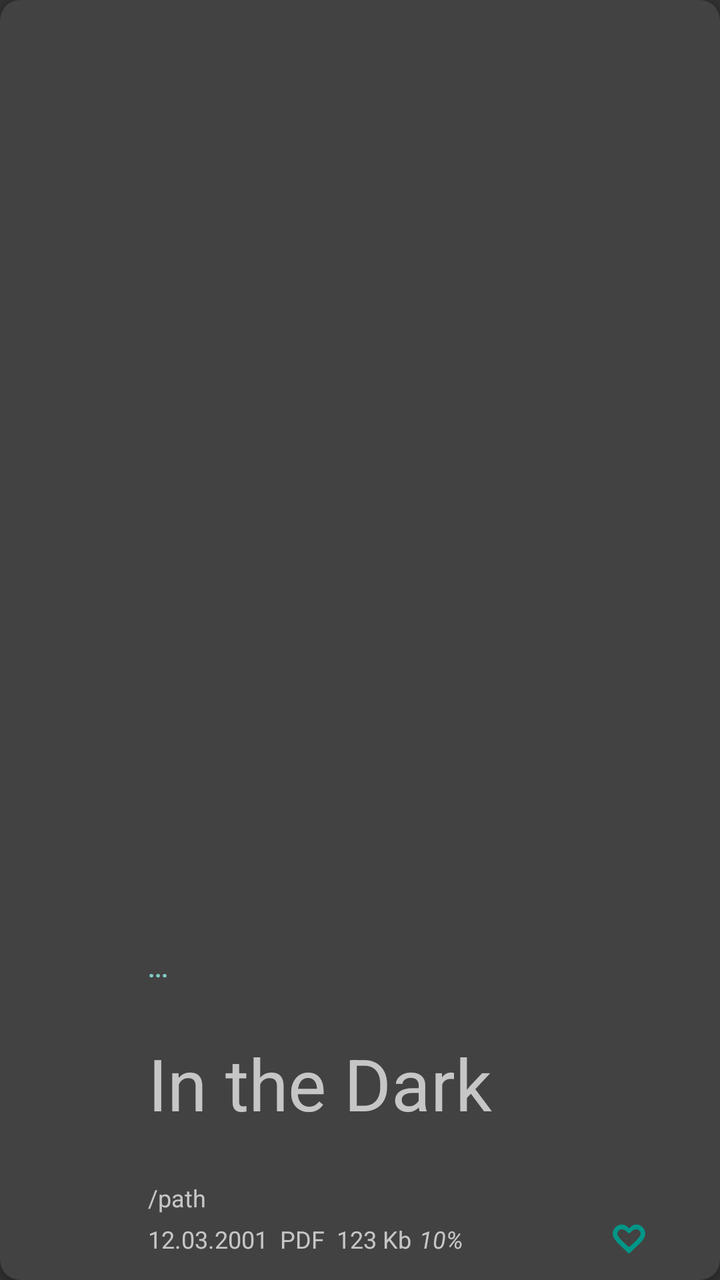
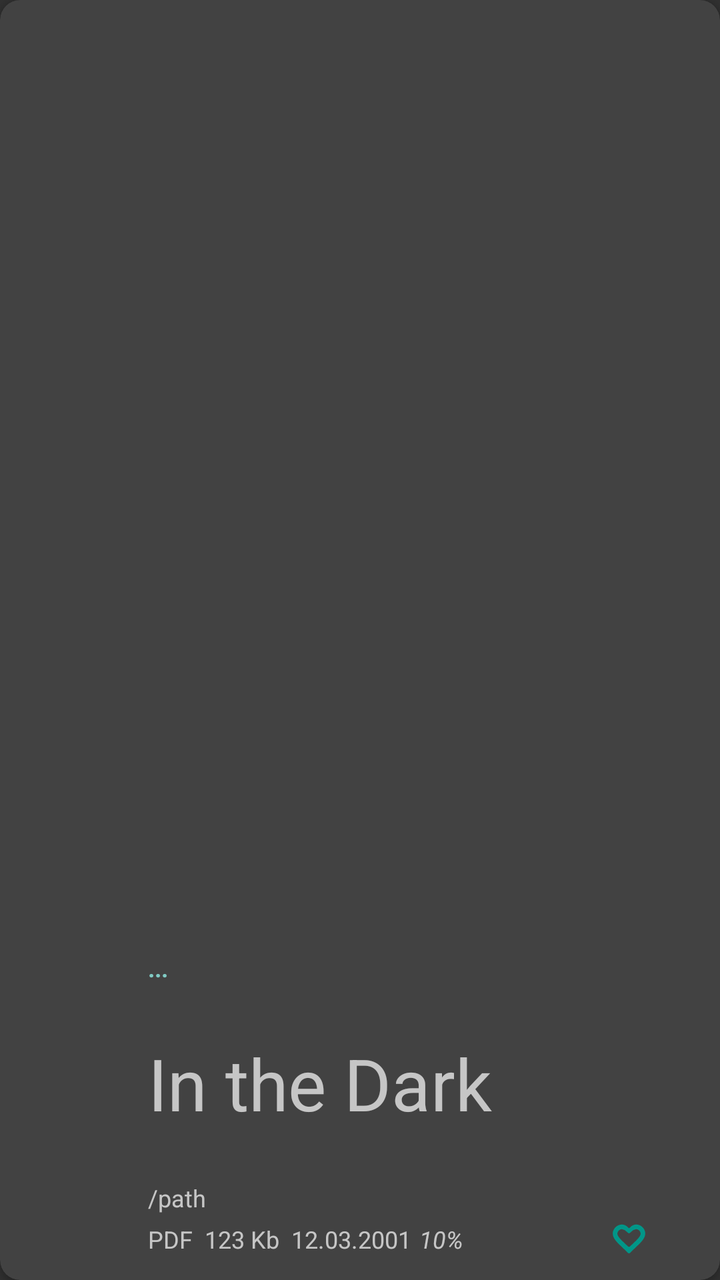

Screens rendered from an Android XML layout before and after an edit, with the pre-edit source and the edit as a unified diff.
<!-- AndroidManifest.xml: application theme StyledIndicatorsBlack -->
<!-- res/layout/browse_item_list.xml -->
<?xml version="1.0" encoding="utf-8"?>
<androidx.cardview.widget.CardView xmlns:android="http://schemas.android.com/apk/res/android"
    xmlns:card_view="http://schemas.android.com/apk/res-auto"
    android:id="@+id/card_view"
    android:layout_width="match_parent"
    android:layout_height="wrap_content"
    android:layout_margin="@dimen/dv"
    android:background="?android:attr/selectableItemBackground"
    android:elevation="@dimen/dv"
    card_view:cardCornerRadius="@dimen/radius">


    <LinearLayout
        android:layout_width="match_parent"
        android:layout_height="match_parent"
        android:gravity="center_vertical"
        android:orientation="horizontal">

        
        <androidx.cardview.widget.CardView
            android:id="@+id/imageParent"
            android:layout_width="60dip"
            android:layout_height="100dip"
            android:layout_gravity="center"
            android:layout_marginRight="8dip"
            android:padding="0dip"
            card_view:cardBackgroundColor="@color/transparent"
            card_view:cardCornerRadius="0dp"
            card_view:cardElevation="0dp"
            card_view:cardPreventCornerOverlap="true">

            <ImageView
                android:id="@+id/browserItemIcon"
                android:layout_width="wrap_content"
                android:layout_height="wrap_content"
                android:layout_gravity="center"
                android:background="@color/transparent"
                android:adjustViewBounds="true"
                android:cropToPadding="true" />
        </androidx.cardview.widget.CardView>

        <LinearLayout
            android:layout_width="match_parent"
            android:layout_height="wrap_content"
            android:layout_gravity="bottom"
            android:layout_marginLeft="3dip"
            android:layout_marginTop="4dip"
            android:layout_marginBottom="4dip"
            android:gravity="center_vertical"
            android:orientation="vertical">

            <LinearLayout
                android:id="@+id/title2Parent"
                android:layout_width="match_parent"
                android:layout_height="wrap_content"
                android:gravity="center_vertical"
                android:orientation="horizontal">

                
                <LinearLayout
                    android:layout_width="0dp"
                    android:layout_height="wrap_content"
                    android:layout_weight="1"
                    android:gravity="center_vertical"
                    android:orientation="horizontal">

                <TextView
                    android:id="@+id/title2"
                    style="@style/textLink"
                    android:layout_width="wrap_content"
                    android:layout_height="wrap_content"
                    android:ellipsize="end"
                    android:gravity="center_vertical"
                    android:padding="3dip"
                    android:singleLine="true"
                    android:text="..."
                    android:textSize="@dimen/text_subtitle"
                    android:textStyle="bold"
                    android:visibility="visible" />

                <TextView
                    android:id="@+id/series"
                    style="@style/textLink"
                    android:layout_width="wrap_content"
                    android:layout_height="wrap_content"
                    android:layout_weight="1"
                    android:ellipsize="end"
                    android:gravity="right"
                    android:padding="3dip"
                    android:singleLine="true"
                    android:text=""
                    android:textSize="@dimen/text_subtitle"
                    android:visibility="visible" />
                </LinearLayout>

                
                <ImageView
                    android:id="@+id/delete"
                    android:layout_width="@dimen/wh_button_small"
                    android:layout_height="@dimen/wh_button_small"
                    android:layout_marginLeft="4dip"
                    android:layout_marginRight="4dip"
                    android:layout_weight="0"
                    android:contentDescription="@string/remove"
                    android:background="@drawable/bg_round_press_grey"
                    android:padding="3dip"
                    android:src="@drawable/glyphicons_599_menu_close"
                    android:tint="@color/lt_grey_dima1"
                    android:visibility="visible" />
            </LinearLayout>

            <TextView
                android:id="@+id/title1"
                android:layout_width="match_parent"
                android:layout_height="wrap_content"
                android:layout_marginLeft="3dip"
                android:layout_marginRight="2dip"
                android:ellipsize="end"
                android:gravity="center_vertical"
                android:lines="2"
                android:text="In the Dark"
                android:textSize="36sp"
                android:textStyle="normal" />

            <LinearLayout
                android:layout_width="match_parent"
                android:layout_height="wrap_content"
                android:layout_marginLeft="3dip"
                android:layout_marginTop="4dip"
                android:gravity="center_vertical">

                <LinearLayout
                    android:id="@+id/browserTags"
                    android:layout_width="wrap_content"
                    android:layout_height="wrap_content"

                    android:layout_weight="0"

                    android:gravity="center_vertical"
                    android:orientation="horizontal">

                    <TextView
                        android:layout_width="wrap_content"
                        android:layout_height="wrap_content"
                        android:text="#tag1, tag2"
                        android:visibility="gone" />
                </LinearLayout>

                <TextView
                    android:id="@+id/browserPath"
                    android:layout_width="match_parent"
                    android:layout_height="wrap_content"
                    android:layout_marginRight="2dip"
                    android:layout_weight="1"
                    android:ellipsize="end"
                    android:singleLine="true"
                    android:text="/path"
                    android:textSize="@dimen/text_subtitle" />
            </LinearLayout>

            <LinearLayout
                android:layout_marginRight="8dip"
                android:id="@+id/infoLayout"
                android:layout_width="match_parent"
                android:layout_height="wrap_content"
                android:layout_weight="0"
                android:layout_marginLeft="3dip"
                android:gravity="center_vertical"
                android:orientation="horizontal">

                <LinearLayout
                    android:layout_width="wrap_content"
                    android:layout_height="match_parent"
                    android:layout_weight="1"
                    android:gravity="center_vertical">

                    <TextView
                        android:id="@+id/browseDate"
                        android:layout_width="wrap_content"
                        android:layout_height="wrap_content"
                        android:layout_marginRight="6dip"
                        android:singleLine="true"
                        android:text="12.03.2001"
                        android:textSize="@dimen/text_subtitle" />

                    <TextView
                        android:id="@+id/browserExt"
                        android:layout_width="wrap_content"
                        android:layout_height="wrap_content"
                        android:singleLine="true"
                        android:text="PDF"
                        android:textAllCaps="true"
                        android:textSize="@dimen/text_subtitle"
                        android:textStyle="normal" />

                    <TextView
                        android:id="@+id/browserSize"
                        android:layout_width="wrap_content"
                        android:layout_height="wrap_content"
                        android:layout_marginLeft="6dip"
                        android:singleLine="true"
                        android:text="123 Kb"
                        android:textSize="@dimen/text_subtitle" />

                    <TextView
                        android:id="@+id/idPercentText"
                        android:layout_width="wrap_content"
                        android:layout_height="wrap_content"
                        android:layout_marginLeft="4dip"
                        android:layout_weight="1"
                        android:singleLine="true"
                        android:text="10%"
                        android:textSize="@dimen/text_subtitle"
                        android:textStyle="italic"
                        android:visibility="visible" />

                </LinearLayout>

                <ImageView
                    android:id="@+id/cloudImage"
                    android:layout_width="wrap_content"
                    android:layout_height="@dimen/wh_button_small"
                    android:layout_weight="0"
                    android:padding="3dip"
                    android:src="@drawable/dropbox" />

                <ImageView
                    android:id="@+id/starIcon"
                    android:layout_width="@dimen/wh_button_small"
                    android:layout_height="@dimen/wh_button_small"
                    android:layout_gravity="center"
                    android:layout_marginBottom="0dip"
                    android:layout_weight="0"

                    android:background="@drawable/bg_round_press"
                    android:padding="2dip"
                    android:src="@drawable/glyphicons_9_heart_empty"
                    android:tint="@color/tint_gray" />

                <ImageView
                    android:id="@+id/itemMenu"
                    android:layout_width="@dimen/wh_button_small"
                    android:layout_height="@dimen/wh_button_small"
                    android:layout_marginBottom="-1dip"
                    android:layout_weight="0"
                    android:background="@drawable/bg_round_press"
                    android:padding="2dip"
                    android:contentDescription="@string/book_menu"
                    android:singleLine="true"
                    android:src="@drawable/glyphicons_498_more_vertical"
                    android:tint="@color/tint_gray"
                    android:visibility="visible" />
            </LinearLayout>

            
            <LinearLayout
                android:id="@+id/progresLayout"
                android:layout_width="match_parent"
                android:layout_height="wrap_content"
                android:layout_marginLeft="4dip"
                android:layout_marginRight="12dip"
                android:gravity="bottom"
                android:orientation="horizontal">

                <View
                    android:id="@+id/idProgressBg"
                    android:layout_width="match_parent"
                    android:layout_height="4dip"
                    android:layout_gravity="center_vertical"
                    android:layout_weight="1" />
            </LinearLayout>
        </LinearLayout>
    </LinearLayout>
</androidx.cardview.widget.CardView>
<!-- resources referenced by this layout -->
<resources>
  <color name="lt_grey_dima1">#d1d1d1</color>
  <color name="tint_gray">#009688</color>
  <color name="transparent">#00000000</color>
  <dimen name="dv">4dip</dimen>
  <dimen name="radius">10dp</dimen>
  <dimen name="text_subtitle">12sp</dimen>
  <dimen name="wh_button_small">25dp</dimen>
  <!-- drawable bg_round_press (drawable) -->
  <?xml version="1.0" encoding="utf-8"?>
  <ripple xmlns:android="http://schemas.android.com/apk/res/android"
      android:color="#3cffffff">
      <item android:id="@android:id/mask">
          <shape android:shape="oval">
              <solid android:color="@color/white" />
          </shape>
      </item>
  </ripple>
  <!-- drawable bg_round_press_grey (drawable) -->
  <?xml version="1.0" encoding="utf-8"?>
  <ripple xmlns:android="http://schemas.android.com/apk/res/android"
      android:color="#66808080">
      <item android:id="@android:id/mask">
          <shape android:shape="oval">
              <solid android:color="@color/white" />
          </shape>
      </item>
  </ripple>
  <string name="book_menu">Book menu</string>
  <string name="remove">Remove</string>
  <style name="textLink">
          <item name="android:padding">5dip</item>
          <item name="android:minEms">4</item>
          <item name="android:singleLine">true</item>
          <item name="android:ellipsize">end</item>
          <item name="android:tag">textLink</item>
          <item name="android:textColor">?android:attr/textColorLink</item>
          <item name="android:background">?android:attr/selectableItemBackground</item>
      </style>
  <color name="white">#ffffff</color>
  <color name="black">#000000</color>
  <style name="PopupMenuRound" parent="@android:style/Widget.Material.PopupMenu">
          <item name="android:popupBackground">@drawable/bg_popup_round</item>
      </style>
  <style name="PopupMenuRoundOverflow" parent="@android:style/Widget.Material.PopupMenu.Overflow">
          <item name="android:popupBackground">@drawable/bg_popup_round</item>
      </style>
  <style name="ListPopupWindowRound" parent="@android:style/Widget.Material.ListPopupWindow">
          <item name="android:popupBackground">@drawable/bg_popup_round</item>
      </style>
  <style name="SpinnerPopupRound" parent="@android:style/Widget.Material.Spinner">
          <item name="android:popupBackground">@drawable/bg_popup_round</item>
      </style>
  <style name="DialogRoundDark" parent="@android:style/Theme.Material.Dialog.Alert">
          <item name="android:windowBackground">@drawable/bg_dialog_round_dark</item>
          <item name="android:windowTitleStyle">@style/DialogRoundTitle</item>
      </style>
  <!-- drawable bg_popup_round (drawable) -->
  <?xml version="1.0" encoding="utf-8"?>
  <shape xmlns:android="http://schemas.android.com/apk/res/android"
      android:shape="rectangle" >
  
      <solid android:color="?android:attr/colorBackgroundFloating" />
  
      <corners android:radius="@dimen/popup_radius" />
  
      <padding
          android:bottom="@dimen/dv"
          android:top="@dimen/dv" />
  
  </shape>
  <!-- drawable bg_dialog_round_dark (drawable) -->
  <?xml version="1.0" encoding="utf-8"?>
  <shape xmlns:android="http://schemas.android.com/apk/res/android"
      android:shape="rectangle" >
  
      <solid android:color="#F2303030" />
  
      <corners android:radius="@dimen/radius" />
  
  </shape>
  <style name="DialogRoundTitle">
          <item name="android:textAppearance">?android:attr/textAppearanceLarge</item>
          <item name="android:textAllCaps">true</item>
          <item name="android:textStyle">bold</item>
          <item name="android:singleLine">true</item>
          <item name="android:ellipsize">end</item>
      </style>
  <dimen name="popup_radius">8dp</dimen>
</resources>

<!-- the commit's change to res/layout/browse_item_list.xml (unified diff, before → after) -->
@@ -175,15 +175,6 @@
                     android:gravity="center_vertical">
 
                     <TextView
-                        android:id="@+id/browseDate"
-                        android:layout_width="wrap_content"
-                        android:layout_height="wrap_content"
-                        android:layout_marginRight="6dip"
-                        android:singleLine="true"
-                        android:text="12.03.2001"
-                        android:textSize="@dimen/text_subtitle" />
-
-                    <TextView
                         android:id="@+id/browserExt"
                         android:layout_width="wrap_content"
                         android:layout_height="wrap_content"
@@ -200,6 +191,15 @@
                         android:layout_marginLeft="6dip"
                         android:singleLine="true"
                         android:text="123 Kb"
+                        android:textSize="@dimen/text_subtitle" />
+
+                    <TextView
+                        android:id="@+id/browseDate"
+                        android:layout_width="wrap_content"
+                        android:layout_height="wrap_content"
+                        android:layout_marginLeft="6dip"
+                        android:singleLine="true"
+                        android:text="12.03.2001"
                         android:textSize="@dimen/text_subtitle" />
 
                     <TextView
